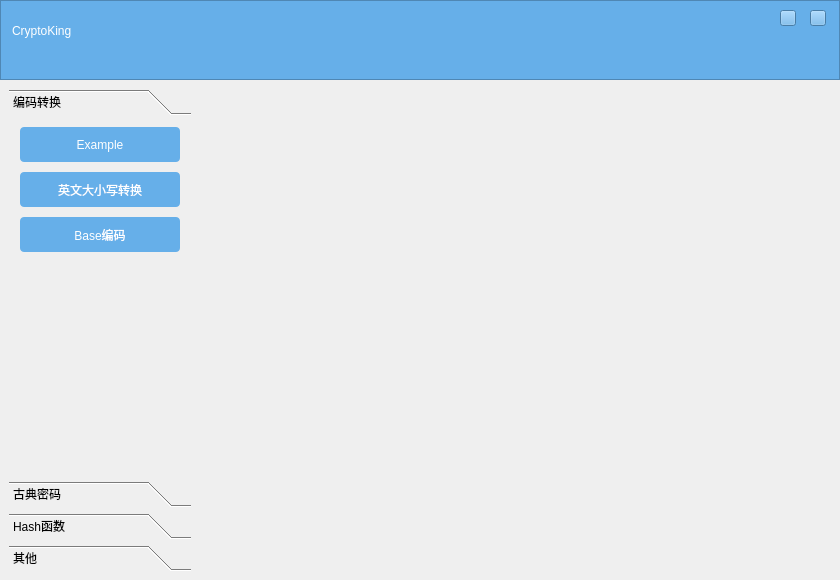
Qt form ui/Forms/MainForm.ui (tanyiqu/CryptoKing) before a commit.
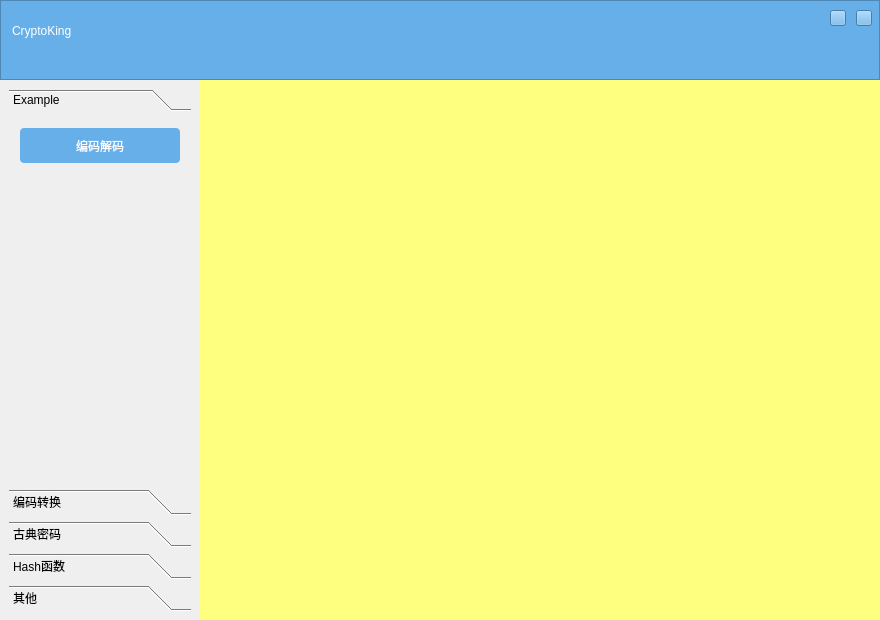
The same form after that commit. The open tabs and pages were chosen to show the change.

Commit message: 调整Example组件

```diff
--- a/ui/Forms/MainForm.ui
+++ b/ui/Forms/MainForm.ui
@@ -6,8 +6,8 @@
    <rect>
     <x>0</x>
     <y>0</y>
-    <width>840</width>
-    <height>580</height>
+    <width>880</width>
+    <height>620</height>
    </rect>
   </property>
   <property name="windowTitle">
@@ -52,7 +52,7 @@
      <widget class="QPushButton" name="btn_close">
       <property name="geometry">
        <rect>
-        <x>810</x>
+        <x>856</x>
         <y>10</y>
         <width>16</width>
         <height>16</height>
@@ -65,7 +65,7 @@
      <widget class="QPushButton" name="btn_min">
       <property name="geometry">
        <rect>
-        <x>780</x>
+        <x>830</x>
         <y>10</y>
         <width>16</width>
         <height>16</height>
@@ -160,13 +160,57 @@
            <property name="currentIndex">
             <number>0</number>
            </property>
+           <widget class="QWidget" name="tab">
+            <property name="geometry">
+             <rect>
+              <x>0</x>
+              <y>0</y>
+              <width>182</width>
+              <height>392</height>
+             </rect>
+            </property>
+            <attribute name="label">
+             <string>Example</string>
+            </attribute>
+            <layout class="QVBoxLayout" name="verticalLayout_7">
+             <item>
+              <widget class="QPushButton" name="btn_example">
+               <property name="minimumSize">
+                <size>
+                 <width>0</width>
+                 <height>39</height>
+                </size>
+               </property>
+               <property name="styleSheet">
+                <string notr="true"/>
+               </property>
+               <property name="text">
+                <string>编码解码</string>
+               </property>
+              </widget>
+             </item>
+             <item>
+              <spacer name="verticalSpacer_5">
+               <property name="orientation">
+                <enum>Qt::Vertical</enum>
+               </property>
+               <property name="sizeHint" stdset="0">
+                <size>
+                 <width>20</width>
+                 <height>40</height>
+                </size>
+               </property>
+              </spacer>
+             </item>
+            </layout>
+           </widget>
            <widget class="QWidget" name="page_2">
             <property name="geometry">
              <rect>
               <x>0</x>
               <y>0</y>
               <width>182</width>
-              <height>378</height>
+              <height>392</height>
              </rect>
             </property>
             <attribute name="label">
@@ -179,22 +223,6 @@
              <property name="bottomMargin">
               <number>4</number>
              </property>
-             <item>
-              <widget class="QPushButton" name="btn_example">
-               <property name="minimumSize">
-                <size>
-                 <width>0</width>
-                 <height>39</height>
-                </size>
-               </property>
-               <property name="styleSheet">
-                <string notr="true"/>
-               </property>
-               <property name="text">
-                <string>Example</string>
-               </property>
-              </widget>
-             </item>
              <item>
               <widget class="QPushButton" name="btn_case_conversion">
                <property name="minimumSize">
@@ -393,7 +421,11 @@
         <property name="currentIndex">
          <number>0</number>
         </property>
-        <widget class="QWidget" name="HelloWidget"/>
+        <widget class="QWidget" name="HelloWidget">
+         <property name="styleSheet">
+          <string notr="true">background-color: rgb(255, 255, 127);</string>
+         </property>
+        </widget>
        </widget>
       </item>
      </layout>
```
Left out of the diff: 20 changed lines with no effect on the pictures. The commit also changes 13 other files.
